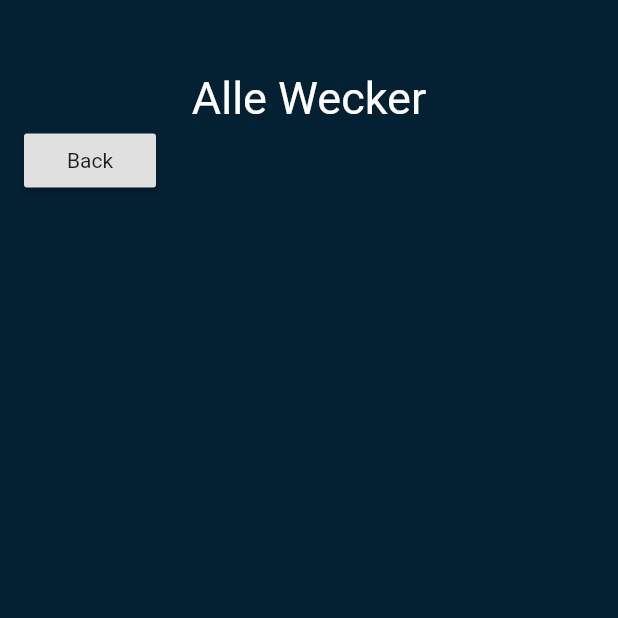
After one commit to Murks1/Weckers, a Flutter app: the AlleWeckerPage screen opened directly, on a phone screen of 412 x 824 dp, the top half of it. The commit adds this screen. Run offline on Flutter 3.47's test engine with Material 2 defaults, Android fonts, the phone set to English and light mode, and no system bars; our stand-ins replace shared_preferences; accounts and stored records are empty.

Commit message:
Alle Wecker Page angelegt

```diff
--- /dev/null
+++ b/lib/alleWecker_page.dart
@@ -0,0 +1,60 @@
+import 'package:flutter/cupertino.dart';
+import 'package:flutter/material.dart';
+
+import 'Settings.dart';
+import 'global_data.dart';
+
+class AlleWeckerPage extends StatefulWidget {
+  @override
+  State<StatefulWidget> createState() {
+    return AlleWeckerState();
+  }
+}
+class AlleWeckerState extends State<AlleWeckerPage>{
+  @override
+  Widget build(BuildContext context) {
+    return SafeArea(
+      child: Scaffold(
+          backgroundColor: BACKGROUND_COLOR,
+          body: Center(
+              child: Container(
+                padding: EdgeInsets.all(16),
+                child: Column(
+                  crossAxisAlignment: CrossAxisAlignment.start,
+                  children: [
+                    Container(height: 32,),
+                    Row(
+                        mainAxisSize: MainAxisSize.max,
+                        mainAxisAlignment: MainAxisAlignment.center,
+
+
+                        children: [ Text("Alle Wecker",
+                          style: TextStyle(
+                            color: Colors.white,
+                            fontFamily: 'Roboto',
+                            fontSize: 30,
+                          ),
+                        ),]
+                    ),
+                    RaisedButton(
+                      child: Text("Back"),
+                      onPressed: (){
+                        Navigator.pop(context);
+                      },
+                    ),
+
+
+
+
+
+
+
+                  ],
+                ),
+              )
+          )
+      ),
+    );
+
+  }
+}
--- a/lib/home_page.dart
+++ b/lib/home_page.dart
@@ -5,6 +5,8 @@ import 'package:wecker/Settings.dart';
 import 'package:wecker/global_data.dart';
 import 'package:wecker/neuerWecker_page.dart';
 import 'package:wecker/settings_page.dart';
+
+import 'alleWecker_page.dart';
 
 class HomePage extends StatefulWidget {
 
@@ -27,7 +29,7 @@ class _HomePageState extends State<HomePage> {
   }
 
   void _onAlarmButtonPressed(){
-
+    Navigator.push(context, MaterialPageRoute(builder: (context) => AlleWeckerPage()),);
   }
 
   void _onAddButtonPressed(){
```
